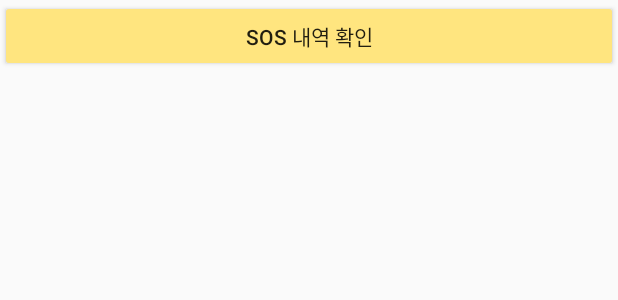
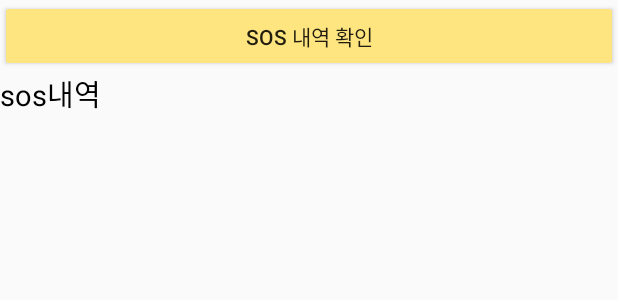
Before and after one commit to JiHyoni/ProjectUandI, an Android app: the layout activity_sos_list.xml on its own in the app's theme, with its tools: preview values and no code run, on a phone screen of 412 x 824 dp. Shown: the top 300 px of the screen. Run offline under Robolectric (Android 15) with nearby library versions, the phone set to English and light mode, and no system bars.

Commit message:
Graph Update

```diff
--- a/build.gradle
+++ b/build.gradle
@@ -36,4 +36,6 @@ dependencies {
     implementation group: project.KAKAO_SDK_GROUP, name: 'usermgmt', version: project.KAKAO_SDK_VERSION
     implementation platform('com.google.firebase:firebase-bom:26.0.0')
     implementation 'com.google.firebase:firebase-analytics'
+    implementation 'com.google.android.gms:play-services-basement:17.5.0'
+
 }
--- a/src/main/java/org/techtown/uiproject/cameralist/HumidityActivity.java
+++ b/src/main/java/org/techtown/uiproject/cameralist/HumidityActivity.java
@@ -39,7 +39,7 @@ public class HumidityActivity extends AppCompatActivity {
         // black lines and points
         set1.setColor(Color.BLUE);
         set1.setCircleColor(Color.BLACK);
-
+        set1.setLineWidth(2);
         // set data
         chart.setData(data);
     }
--- a/src/main/java/org/techtown/uiproject/cameralist/TemperatureActivity.java
+++ b/src/main/java/org/techtown/uiproject/cameralist/TemperatureActivity.java
@@ -37,7 +37,7 @@ public class TemperatureActivity extends AppCompatActivity {
         // black lines and points
         set1.setColor(Color.RED);
         set1.setCircleColor(Color.BLACK);
-
+        set1.setLineWidth(2);
         // set data
         chart.setData(data);
     }
--- a/src/main/java/org/techtown/uiproject/soslist/SosListActivity.java
+++ b/src/main/java/org/techtown/uiproject/soslist/SosListActivity.java
@@ -19,7 +19,7 @@ import java.io.IOException;
 public class SosListActivity extends AppCompatActivity {
     TextView tv_sos;
     Button btn_sos;
-    String url = "http://192.168.2.210:8090/jspbook/jspbook/sos/main.jsp"; // ip주소 실행환경에 맞게 계속 변경해줘야됨 ... 이건 누구나
+    String url = "http://192.168.35.57:8090/jspbook/jspbook/sos/main.jsp";
     String msg ;
     final Bundle bundle = new Bundle();
 
--- a/src/main/res/layout/activity_sos_list.xml
+++ b/src/main/res/layout/activity_sos_list.xml
@@ -28,8 +28,8 @@
             <TextView
                 android:id="@+id/tv_sos"
                 android:layout_width="match_parent"
-                android:layout_height="wrap_content"
-                android:text=" "
+                android:layout_height="match_parent"
+                android:text="sos내역"
                 android:textColor="@color/design_default_color_on_secondary"
                 android:textSize="19sp" />
         </LinearLayout>
```
Also changed, not shown: 1 other file.
